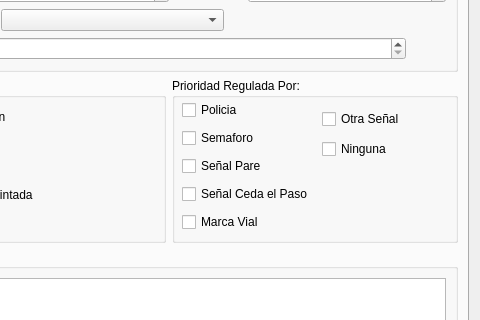
This is designer/gui_feu.ui in IvanBodnar/feu as Qt 5 draws it before an edit; both pictures show x 143 to 623 and y 334 to 654 of the 623 by 873 pixel window. The edited form follows.
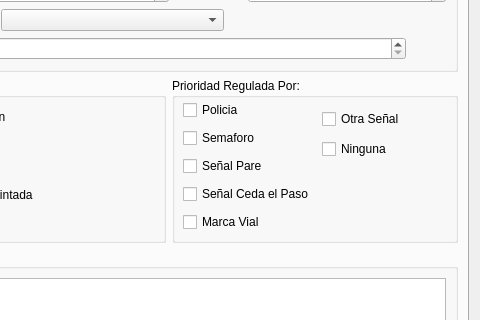
This is the edited form.

```diff
--- a/designer/gui_feu.ui
+++ b/designer/gui_feu.ui
@@ -541,6 +541,71 @@
            <property name="title">
             <string>Prioridad Regulada Por:</string>
            </property>
+           <widget class="QCheckBox" name="policia_checkBox">
+            <property name="geometry">
+             <rect>
+              <x>11</x>
+              <y>21</y>
+              <width>67</width>
+              <height>22</height>
+             </rect>
+            </property>
+            <property name="text">
+             <string>Policia</string>
+            </property>
+           </widget>
+           <widget class="QCheckBox" name="semaforo_checkBox">
+            <property name="geometry">
+             <rect>
+              <x>11</x>
+              <y>49</y>
+              <width>86</width>
+              <height>22</height>
+             </rect>
+            </property>
+            <property name="text">
+             <string>Semaforo</string>
+            </property>
+           </widget>
+           <widget class="QCheckBox" name="senalPare_checkBox">
+            <property name="geometry">
+             <rect>
+              <x>11</x>
+              <y>77</y>
+              <width>91</width>
+              <height>22</height>
+             </rect>
+            </property>
+            <property name="text">
+             <string>Señal Pare</string>
+            </property>
+           </widget>
+           <widget class="QCheckBox" name="senalCeda_checkBox">
+            <property name="geometry">
+             <rect>
+              <x>11</x>
+              <y>105</y>
+              <width>137</width>
+              <height>22</height>
+             </rect>
+            </property>
+            <property name="text">
+             <string>Señal Ceda el Paso</string>
+            </property>
+           </widget>
+           <widget class="QCheckBox" name="marcaVial_checkBox">
+            <property name="geometry">
+             <rect>
+              <x>11</x>
+              <y>133</y>
+              <width>90</width>
+              <height>22</height>
+             </rect>
+            </property>
+            <property name="text">
+             <string>Marca Vial</string>
+            </property>
+           </widget>
            <widget class="QCheckBox" name="pasoPeatonal_checkBox">
             <property name="geometry">
              <rect>
@@ -580,53 +645,6 @@
              <string>Ninguna</string>
             </property>
            </widget>
-           <widget class="QWidget" name="">
-            <property name="geometry">
-             <rect>
-              <x>10</x>
-              <y>20</y>
-              <width>139</width>
-              <height>136</height>
-             </rect>
-            </property>
-            <layout class="QVBoxLayout" name="verticalLayout_11">
-             <item>
-              <widget class="QCheckBox" name="policia_checkBox">
-               <property name="text">
-                <string>Policia</string>
-               </property>
-              </widget>
-             </item>
-             <item>
-              <widget class="QCheckBox" name="semaforo_checkBox">
-               <property name="text">
-                <string>Semaforo</string>
-               </property>
-              </widget>
-             </item>
-             <item>
-              <widget class="QCheckBox" name="senalPare_checkBox">
-               <property name="text">
-                <string>Señal Pare</string>
-               </property>
-              </widget>
-             </item>
-             <item>
-              <widget class="QCheckBox" name="senalCeda_checkBox">
-               <property name="text">
-                <string>Señal Ceda el Paso</string>
-               </property>
-              </widget>
-             </item>
-             <item>
-              <widget class="QCheckBox" name="marcaVial_checkBox">
-               <property name="text">
-                <string>Marca Vial</string>
-               </property>
-              </widget>
-             </item>
-            </layout>
-           </widget>
           </widget>
          </item>
         </layout>
```
Left out of the diff: 4 changed lines with no effect on the pictures.
